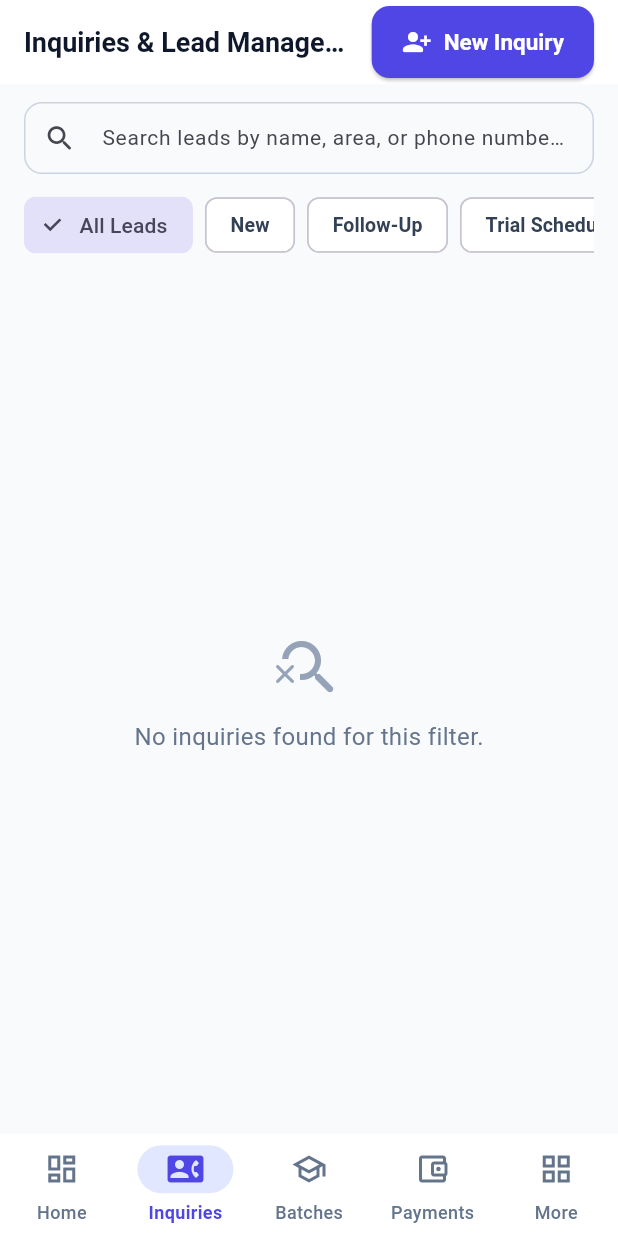
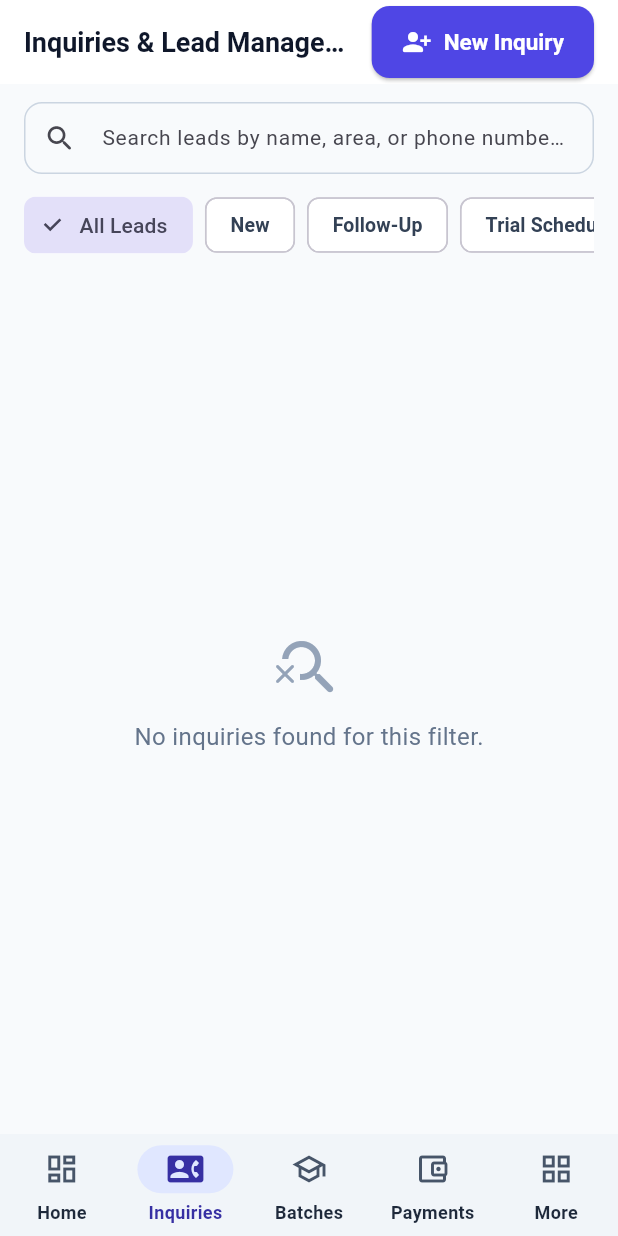
Before and after one commit to AmbekarAditya/campuscrm, a Flutter app: the screen it shows after launch, on a phone screen of 412 x 824 dp. Run offline on Flutter 3.47's test engine with Material 3 defaults, Android fonts, the phone set to English and light mode, and no system bars; our stand-ins replace cloud_firestore, firebase_core, flutter_riverpod; accounts and stored records are empty.

Commit message:
Adjust drawer background and tab titles to soft darker shade

```diff
--- a/lib/core/theme/app_theme.dart
+++ b/lib/core/theme/app_theme.dart
@@ -72,52 +72,52 @@ class AppTheme {
         ),
       ),
       navigationRailTheme: NavigationRailThemeData(
-        backgroundColor: Colors.white,
+        backgroundColor: const Color(0xFFF1F5F9), // Soft darker shade for drawer
         elevation: 0,
         indicatorColor: primaryContainer,
         indicatorShape: RoundedRectangleBorder(
           borderRadius: BorderRadius.circular(12),
         ),
-        selectedIconTheme: const IconThemeData(size: 25, color: primaryColor),
+        selectedIconTheme: const IconThemeData(size: 25, color: primaryDark),
         unselectedIconTheme:
-            const IconThemeData(size: 25, color: Color(0xFF64748B)),
+            const IconThemeData(size: 25, color: Color(0xFF475569)),
         selectedLabelTextStyle: const TextStyle(
           fontSize: 15.5,
           fontWeight: FontWeight.w700,
-          color: primaryColor,
+          color: primaryDark, // Soft darker shade (Indigo 800)
           letterSpacing: -0.2,
         ),
         unselectedLabelTextStyle: const TextStyle(
           fontSize: 15,
           fontWeight: FontWeight.w600,
-          color: Color(0xFF334155),
+          color: Color(0xFF1E293B), // Soft darker shade (Slate 800)
           letterSpacing: -0.2,
         ),
       ),
       navigationBarTheme: NavigationBarThemeData(
         height: 68,
         elevation: 2,
-        backgroundColor: Colors.white,
+        backgroundColor: const Color(0xFFF1F5F9),
         indicatorColor: primaryContainer,
         labelBehavior: NavigationDestinationLabelBehavior.alwaysShow,
         iconTheme: WidgetStateProperty.resolveWith((states) {
           if (states.contains(WidgetState.selected)) {
-            return const IconThemeData(size: 24, color: primaryColor);
+            return const IconThemeData(size: 24, color: primaryDark);
           }
-          return const IconThemeData(size: 24, color: Color(0xFF64748B));
+          return const IconThemeData(size: 24, color: Color(0xFF475569));
         }),
         labelTextStyle: WidgetStateProperty.resolveWith((states) {
           if (states.contains(WidgetState.selected)) {
             return const TextStyle(
               fontSize: 12,
               fontWeight: FontWeight.w700,
-              color: primaryColor,
+              color: primaryDark,
             );
           }
           return const TextStyle(
             fontSize: 12,
-            fontWeight: FontWeight.w500,
-            color: Color(0xFF64748B),
+            fontWeight: FontWeight.w600,
+            color: Color(0xFF1E293B),
           );
         }),
       ),
--- a/lib/main.dart
+++ b/lib/main.dart
@@ -93,11 +93,13 @@ class _MainNavigationShellState extends State<MainNavigationShell> {
           if (isWideScreen)
             Container(
               decoration: const BoxDecoration(
+                color: Color(0xFFF1F5F9),
                 border: Border(
                   right: BorderSide(color: Color(0xFFE2E8F0), width: 1.2),
                 ),
               ),
               child: NavigationRail(
+                backgroundColor: const Color(0xFFF1F5F9),
                 minExtendedWidth: 260,
                 minWidth: 76,
                 extended: isExtended,
@@ -284,7 +286,7 @@ class _MainNavigationShellState extends State<MainNavigationShell> {
                         TextSpan(
                           text: 'CRM',
                           style: TextStyle(
-                            color: Color(0xFF4F46E5),
+                            color: Color(0xFF3730A3),
                             fontWeight: FontWeight.w900,
                           ),
                         ),
@@ -297,7 +299,7 @@ class _MainNavigationShellState extends State<MainNavigationShell> {
                     style: TextStyle(
                       fontSize: 11,
                       fontWeight: FontWeight.w600,
-                      color: Color(0xFF64748B),
+                      color: Color(0xFF475569),
                     ),
                   ),
                 ],
```
